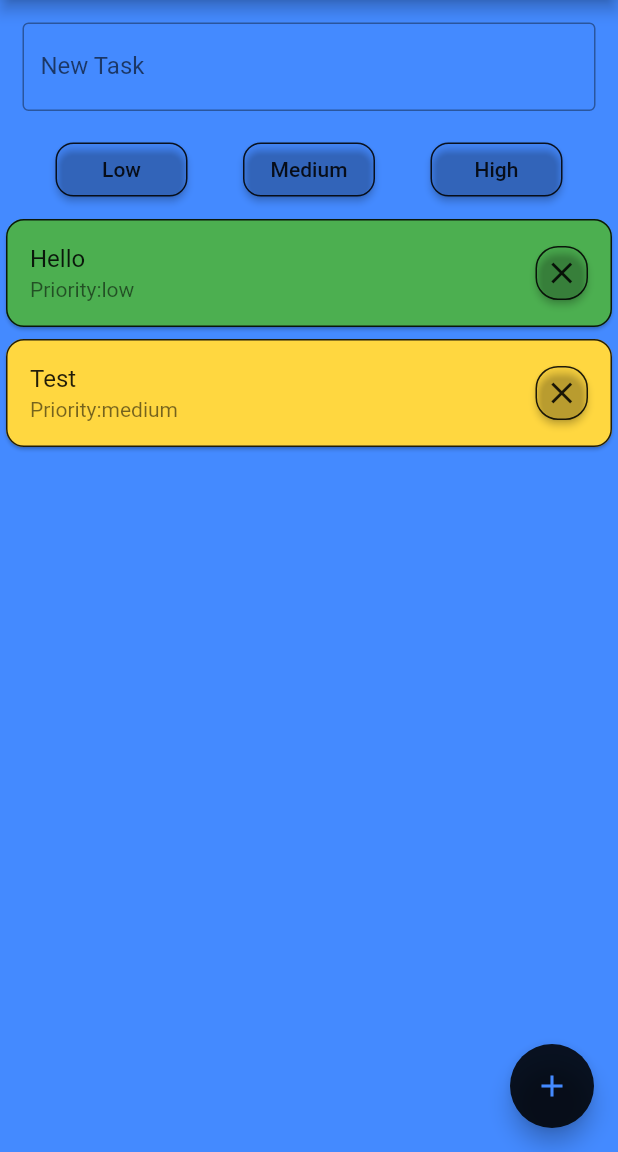
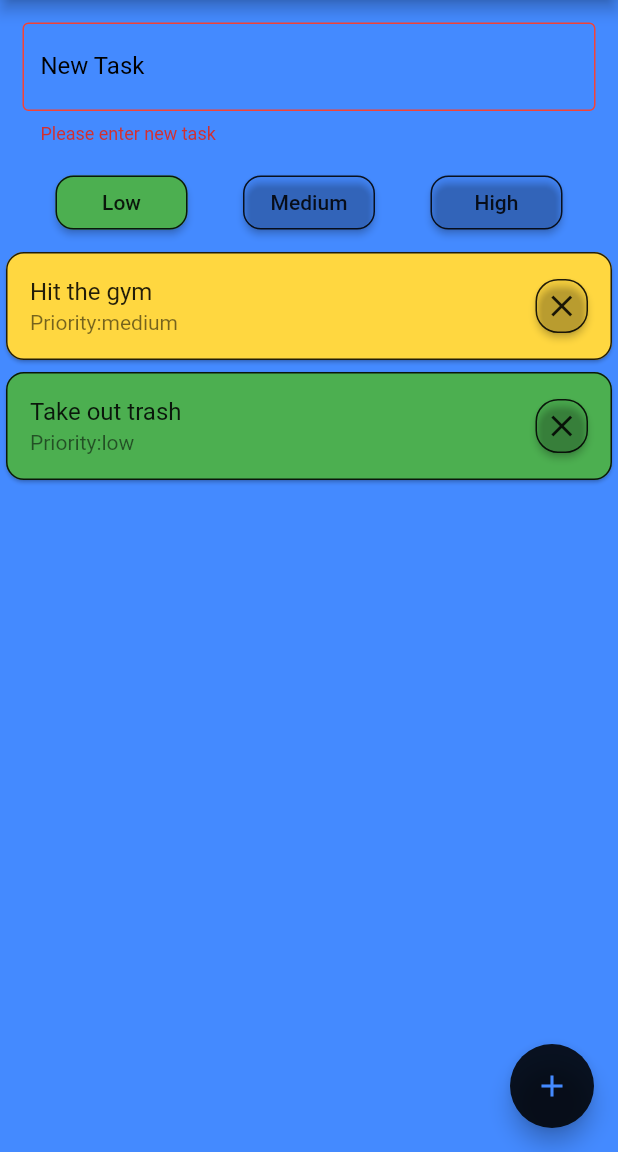
Before and after one commit to UnremittingEncore/my_trax, a Flutter app: the screen it shows after launch, after a tap on the "add" icon, on a phone screen of 412 x 824 dp, the part 84-1236 px from its top. Run offline on Flutter 3.47's test engine with Material 2 defaults, Android fonts, the light colour scheme and no system bars.

Commit message:
Fully functional source code

```diff
--- a/lib/main.dart
+++ b/lib/main.dart
@@ -1,3 +1,4 @@
+
 import 'package:flutter/material.dart';
 import 'package:flutter/rendering.dart';
 import 'package:my_trax/Todo.dart';
@@ -26,12 +27,15 @@ class _myTraxState extends State<myTrax> {
   TextEditingController taskController = new TextEditingController();
 
   List<Todo> myTodos = [
-    Todo('Hello', 0),
-    Todo('Test', 1)
+    Todo('Hit the gym', 1),
+    Todo('Take out trash', 0)
   ];
   Todo newTodo = new Todo('',0);
   Todo newTodoTemp;
-  bool isButtonPressed = false;
+  bool isLowBtn = true; //if low button is pressed
+  bool isMediumBtn = false; // if medium button is pressed
+  bool isHighBtn = false; // if high button is pressed
+  bool noTextError = false;
 
   String Priority(Todo inputTodo) {
     switch(inputTodo.priority){
@@ -88,12 +92,24 @@ class _myTraxState extends State<myTrax> {
                   child: TextField(
                     controller: taskController,
                     decoration: InputDecoration(
-                      //hintText: 'Enter new task',
-                      border: OutlineInputBorder(
-                        borderSide: BorderSide(color: Colors.cyanAccent),
+                      hintText: 'Enter new task',
+                      border: OutlineInputBorder( // gives basic outline border
+                        borderSide: BorderSide(color: Colors.black),
+                      ),
+                      focusedBorder: OutlineInputBorder( // gives outline border when clicked/focused
+                        borderSide: BorderSide(color: Colors.black),
                       ),
                       labelText: 'New Task',
-                     // contentPadding: EdgeInsets.only(left: 20, top: 10, right: 20),
+                      labelStyle: TextStyle(
+                        color: Colors.black,
+                      ),
+                      errorText: noTextError ? 'Please enter new task' : null,
+                      errorBorder: OutlineInputBorder(
+                        borderSide: BorderSide(color: Colors.red),
+                      ),
+                      focusedErrorBorder: OutlineInputBorder(
+                        borderSide: BorderSide(color: Colors.red),
+                      ),
                     ),
                   ),
                 ),
@@ -101,10 +117,9 @@ class _myTraxState extends State<myTrax> {
                   mainAxisAlignment: MainAxisAlignment.spaceEvenly,
                   children: <Widget>[
                     RaisedButton(
-                      color: Colors.transparent,
+                      color: isLowBtn ? Colors.green : Colors.transparent,
                       textColor: Colors.black87,
                       highlightColor: Colors.green,
-                      splashColor: Colors.green,
                       shape: RoundedRectangleBorder(
                         borderRadius: BorderRadius.circular(12),
                         side: BorderSide(color: Colors.black87),
@@ -112,12 +127,15 @@ class _myTraxState extends State<myTrax> {
                       child: Text('Low'),
                       onPressed: () {
                         setState(() {
+                          isLowBtn = !isLowBtn;
+                          isMediumBtn = false;
+                          isHighBtn = false;
                           newTodo.priority = 0;
                         });
                       },
                     ),
                     RaisedButton(
-                      color: Colors.transparent,
+                      color: isMediumBtn ? Colors.amberAccent : Colors.transparent,
                       textColor: Colors.black87,
                       highlightColor: Colors.amberAccent,
                       shape: RoundedRectangleBorder(
@@ -127,12 +145,15 @@ class _myTraxState extends State<myTrax> {
                       child: Text('Medium'),
                       onPressed: () {
                         setState(() {
+                          isMediumBtn = !isMediumBtn;
+                          isLowBtn = false;
+                          isHighBtn = false;
                           newTodo.priority = 1;
                         });
                       },
                     ),
                     RaisedButton(
-                      color: Colors.transparent,
+                      color: isHighBtn ? Colors.pink : Colors.transparent,
                       textColor: Colors.black87,
                       highlightColor: Colors.pink,
                       shape: RoundedRectangleBorder(
@@ -143,6 +164,9 @@ class _myTraxState extends State<myTrax> {
 
                       onPressed: () {
                         setState(() {
+                          isHighBtn = !isHighBtn;
+                          isLowBtn = false;
+                          isMediumBtn = false;
                           newTodo.priority = 2;
                         });
                       },
@@ -198,15 +222,26 @@ class _myTraxState extends State<myTrax> {
           backgroundColor: Colors.blueAccent,
           floatingActionButton: FloatingActionButton(
             onPressed: () {
+              setState(() {
+                noTextError = false;
+              });
               newTodo.task = taskController.text;
               newTodoTemp = newTodo;
               if(newTodo.task != '') {
                 setState(() {
+                  isLowBtn = true;
+                  isMediumBtn = false;
+                  isHighBtn = false;
                   myTodos.insert(0,newTodoTemp);
                   newTodo = new Todo('',0);
                 });
               }
-              print(myTodos[1].task);
+              else {
+                setState(() {
+                  noTextError = true;
+                });
+              }
+              taskController.clear();
             },
             child: Icon(
               Icons.add,
```
Also changed, not shown: 2 other files.
